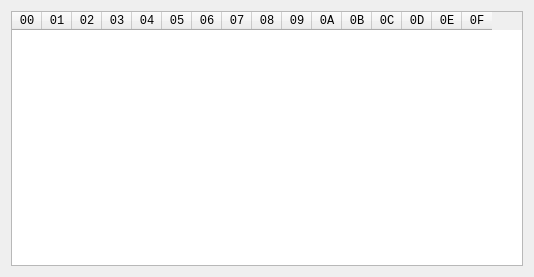
Old version of the form XDBF/binarydialog.ui in the repository hetelek/XDBF-Manager.
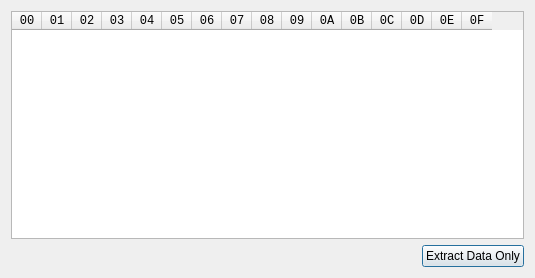
New version of the form.

Commit message: added extract binary button

```diff
--- a/XDBF/binarydialog.ui
+++ b/XDBF/binarydialog.ui
@@ -6,8 +6,8 @@
    <rect>
     <x>0</x>
     <y>0</y>
-    <width>534</width>
-    <height>277</height>
+    <width>535</width>
+    <height>278</height>
    </rect>
   </property>
   <property name="font">
@@ -132,6 +132,30 @@
      </column>
     </widget>
    </item>
+   <item>
+    <layout class="QHBoxLayout" name="horizontalLayout">
+     <item>
+      <spacer name="horizontalSpacer">
+       <property name="orientation">
+        <enum>Qt::Horizontal</enum>
+       </property>
+       <property name="sizeHint" stdset="0">
+        <size>
+         <width>40</width>
+         <height>20</height>
+        </size>
+       </property>
+      </spacer>
+     </item>
+     <item>
+      <widget class="QPushButton" name="pushButton">
+       <property name="text">
+        <string>Extract Data Only</string>
+       </property>
+      </widget>
+     </item>
+    </layout>
+   </item>
   </layout>
  </widget>
  <resources/>
```
Left out of the diff: 3 changed lines with no effect on the pictures. The commit also changes 2 other files.
